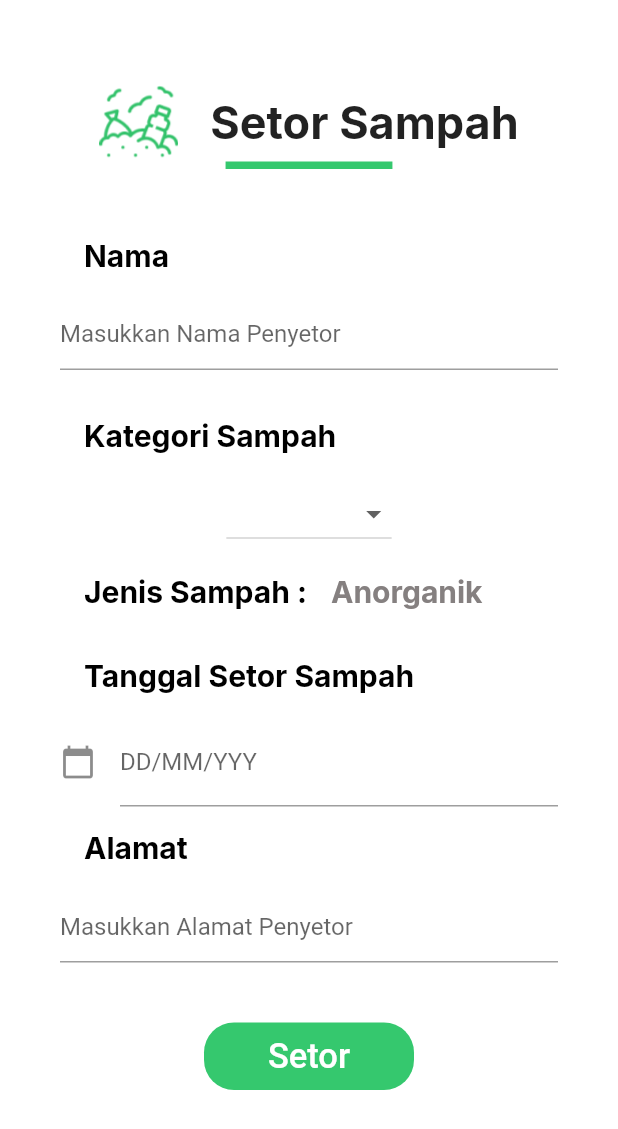
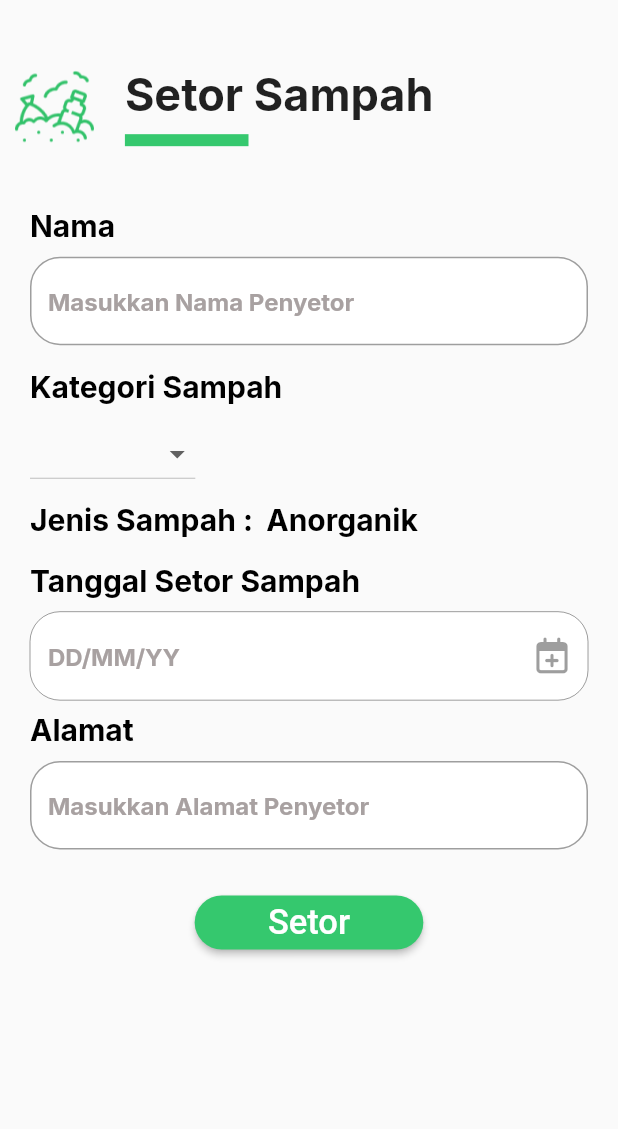
Before and after one commit to ShakaArs/Apotech, a Flutter app: the SetorView screen opened by its route, on a phone screen of 412 x 824 dp. Shown: the top 1129 px of the screen. Run offline on Flutter 3.47's test engine with Material 2 defaults, Android fonts, the phone set to English and light mode, and no system bars; our stand-ins replace flutter_otp_text_field, flutter_svg, font_awesome_flutter, get, google_fonts, persistent_bottom_nav_bar; missing offline and left inert: flutter_barcode_scanner.

Commit message:
update setor sampah

```diff
--- a/lib/app/common/colors.dart
+++ b/lib/app/common/colors.dart
@@ -5,3 +5,4 @@ Color bg_Textformfield = Color.fromRGBO(225, 220, 220, 1);
 Color hints = Color.fromRGBO(52, 198, 109, 1);
 Color button_auth = Color.fromRGBO(51, 151, 90, 1);
 Color bg_text = Color.fromRGBO(240, 240, 221, 1);
+Color hints_text_setor = Color.fromRGBO(168, 161, 161, 1);
--- a/lib/app/common/custom_textformfield.dart
+++ b/lib/app/common/custom_textformfield.dart
@@ -56,13 +56,69 @@ class CustomTextFields extends StatelessWidget {
     );
   }
 }
-TextStyle whiteTextStyle = GoogleFonts.inter(
-  fontSize: 16,
-  fontWeight: FontWeight.w700,
-  color: Colors.white,
-);
-TextStyle textTextStyle = GoogleFonts.dmSans(
-  fontSize: 16,
-  fontWeight: FontWeight.w700,
-  color: Colors.black,
-);
+
+class CustomeTextFieldSetorSampah extends StatelessWidget {
+  const CustomeTextFieldSetorSampah({
+    Key? key,
+    required this.hint,
+    required this.obscureText,
+    required this.enable,
+    this.controller,
+    this.validator,
+    this.onChanged,
+    this.initialValue,
+  }) : super(key: key);
+
+  final String hint;
+  final bool enable;
+  final bool obscureText;
+  final TextEditingController? controller;
+  final String? initialValue;
+  final validator;
+  final onChanged;
+
+  @override
+  Widget build(BuildContext context) {
+    return Container(
+      decoration: BoxDecoration(
+        borderRadius: BorderRadius.circular(20),
+        color: Colors.white,
+      ),
+      child: TextFormField(
+        enabled: enable,
+        initialValue: initialValue,
+        textAlign: TextAlign.start,
+        obscureText: obscureText,
+        obscuringCharacter: '*',
+        validator: validator,
+        onChanged: onChanged,
+        textAlignVertical: TextAlignVertical.center,
+        decoration: InputDecoration(
+          hintText: hint,
+          hintStyle: GoogleFonts.inter(
+              fontSize: 16,
+              fontWeight: FontWeight.bold,
+              color: hints_text_setor),
+          border: OutlineInputBorder(
+            borderRadius: BorderRadius.circular(20),
+            borderSide: BorderSide(
+              color: Colors.transparent,
+            ),
+          ),
+        ),
+      ),
+    );
+  }
+}
+
+Widget reusableText(
+    String text, Color color, double fontSize, FontWeight fontWeight) {
+  return Text(
+    text,
+    style: GoogleFonts.inter(
+      color: color,
+      fontWeight: fontWeight,
+      fontSize: fontSize,
+    ),
+  );
+}
--- a/lib/app/modules/setor/setor/bindings/setor_binding.dart
+++ /dev/null
@@ -1,12 +0,0 @@
-import 'package:get/get.dart';
-
-import '../controllers/setor_controller.dart';
-
-class SetorBinding extends Bindings {
-  @override
-  void dependencies() {
-    Get.lazyPut<SetorController>(
-      () => SetorController(),
-    );
-  }
-}
--- a/lib/app/modules/setor/setor/controllers/setor_controller.dart
+++ /dev/null
@@ -1,23 +0,0 @@
-import 'package:get/get.dart';
-
-class SetorController extends GetxController {
-  //TODO: Implement HomeController
-
-  final count = 0.obs;
-  @override
-  void onInit() {
-    super.onInit();
-  }
-
-  @override
-  void onReady() {
-    super.onReady();
-  }
-
-  @override
-  void onClose() {
-    super.onClose();
-  }
-
-  void increment() => count.value++;
-}
--- a/lib/app/modules/setor/views/setor_view.dart
+++ b/lib/app/modules/setor/views/setor_view.dart
@@ -1,4 +1,5 @@
 import 'package:flutter/material.dart';
+import 'package:font_awesome_flutter/font_awesome_flutter.dart';
 import 'package:get/get.dart';
 import 'package:siresma/app/common/custom_textformfield.dart';
 import 'package:siresma/app/common/colors.dart';
@@ -13,67 +14,85 @@ class SetorView extends GetView<SetorController> {
   Widget build(BuildContext context) {
     String? selectedValue;
     final MediaQueryWidth = MediaQuery.of(context).size.width;
+    final MediaQueryHeight = MediaQuery.of(context).size.height;
+
     return Scaffold(
-      body: Container(
-        padding: EdgeInsets.only(top: 55, left: 40, right: 40),
+      body: SingleChildScrollView(
+        child: Container(
           width: MediaQueryWidth,
-        color: Colors.white,
+          height: MediaQueryHeight,
           child: Column(
             children: [
-            Row(
-              mainAxisAlignment: MainAxisAlignment.center,
+              Container(
+                padding: EdgeInsets.only(top: 45, left: 10),
+                child: Row(
+                  mainAxisAlignment: MainAxisAlignment.start,
                   children: [
                     Image.asset(
                       'assets/image/icon_setor.png',
                       scale: 1.5,
                     ),
+                    SizedBox(
+                      width: MediaQueryWidth * 0.05,
+                    ),
+                    Column(
+                      crossAxisAlignment: CrossAxisAlignment.start,
+                      children: [
                         Text(
-                  '   Setor Sampah',
+                          'Setor Sampah',
                           style: GoogleFonts.inter(
                             fontSize: 30,
                             fontWeight: FontWeight.bold,
                           ),
                         ),
+                        SizedBox(
+                          height: MediaQueryHeight * 0.01,
+                        ),
+                        Container(
+                          color: primary,
+                          width: MediaQueryWidth * 0.2,
+                          height: 8,
+                        ),
                       ],
                     ),
-            SizedBox(
-              child: Container(
-                width: MediaQueryWidth * 0.27,
-                decoration: BoxDecoration(
-                  color: primary,
-                  border: Border.all(
-                    color: primary,
-                    width: 2.5,
+                  ],
                 ),
               ),
+              SizedBox(
+                height: MediaQueryHeight * 0.05,
+              ),
+              Container(
+                padding: EdgeInsets.symmetric(horizontal: 20),
+                child: Column(
+                  mainAxisAlignment: MainAxisAlignment.start,
+                  crossAxisAlignment: CrossAxisAlignment.start,
+                  children: [
+                    reusableText('Nama', Colors.black, 20, FontWeight.bold),
+                    SizedBox(
+                      height: MediaQueryHeight * 0.01,
+                    ),
+                    CustomeTextFieldSetorSampah(
+                        hint: 'Masukkan Nama Penyetor',
+                        obscureText: false,
+                        enable: true),
+                  ],
                 ),
               ),
-            Padding(padding: const EdgeInsets.all(15.0)),
-            ListTile(
-              title: Text(
-                'Nama',
-                style: GoogleFonts.inter(
-                    fontWeight: FontWeight.bold,
-                    color: Colors.black,
-                    fontSize: 20),
+              SizedBox(
+                height: MediaQueryHeight * 0.02,
               ),
+              Container(
+                width: MediaQueryWidth,
+                padding: EdgeInsets.symmetric(horizontal: 20),
+                child: Column(
+                  mainAxisAlignment: MainAxisAlignment.start,
+                  crossAxisAlignment: CrossAxisAlignment.start,
+                  children: [
+                    reusableText(
+                        'Kategori Sampah', Colors.black, 20, FontWeight.bold),
+                    SizedBox(
+                      height: MediaQueryHeight * 0.01,
                     ),
-            TextField(
-              decoration: InputDecoration(
-                hintText: "Masukkan Nama Penyetor",
-              ),
-            ),
-            Padding(padding: const EdgeInsets.all(8.0)),
-            ListTile(
-              title: Text(
-                'Kategori Sampah',
-                style: GoogleFonts.inter(
-                    fontWeight: FontWeight.bold,
-                    color: Colors.black,
-                    fontSize: 20),
-              ),
-            ),
-            //DROP DOWN KATEGORI
                     DropdownButton<String?>(
                       value: selectedValue,
                       onChanged: (value) {
@@ -88,46 +107,71 @@ class SetorView extends GetView<SetorController> {
                         "Sayuran",
                         "Buah"
                       ]
-                  .map<DropdownMenuItem<String?>>((e) => DropdownMenuItem(
+                          .map<DropdownMenuItem<String?>>(
+                              (e) => DropdownMenuItem(
                                     child: Text(e.toString()),
                                     value: e,
                                   ))
                           .toList(),
                     ),
-            ListTile(
-              leading: Container(
-                child: Text(
-                  'Jenis Sampah :',
-                  style: GoogleFonts.inter(
-                      fontWeight: FontWeight.bold,
-                      color: Colors.black,
-                      fontSize: 20),
+                  ],
                 ),
               ),
-              title: Text(
-                'Anorganik',
-                style: GoogleFonts.inter(
-                    fontWeight: FontWeight.bold,
-                    color: const Color.fromARGB(255, 133, 128, 128),
-                    fontSize: 20),
+              SizedBox(
+                height: MediaQueryHeight * 0.01,
+              ),
+              Container(
+                width: MediaQueryWidth,
+                padding: EdgeInsets.symmetric(horizontal: 20),
+                child: Row(
+                  mainAxisAlignment: MainAxisAlignment.start,
+                  children: [
+                    reusableText(
+                        'Jenis Sampah : ', Colors.black, 20, FontWeight.bold),
+                    SizedBox(
+                      width: MediaQueryWidth * 0.01,
+                    ),
+                    reusableText(
+                        'Anorganik', Colors.black, 20, FontWeight.bold),
+                  ],
                 ),
               ),
-            ListTile(
-              title: Text(
-                'Tanggal Setor Sampah',
-                style: GoogleFonts.inter(
+              SizedBox(
+                height: MediaQueryHeight * 0.02,
+              ),
+              Container(
+                padding: EdgeInsets.symmetric(horizontal: 20),
+                child: Column(
+                  mainAxisAlignment: MainAxisAlignment.start,
+                  crossAxisAlignment: CrossAxisAlignment.start,
+                  children: [
+                    reusableText('Tanggal Setor Sampah', Colors.black, 20,
+                        FontWeight.bold),
+                    SizedBox(
+                      height: MediaQueryHeight * 0.01,
+                    ),
+                    Container(
+                      decoration: BoxDecoration(
+                        borderRadius: BorderRadius.circular(20),
+                        color: Colors.white,
+                      ),
+                      child: TextFormField(
+                        enabled: false,
+                        decoration: InputDecoration(
+                          suffixIcon: Icon(FontAwesomeIcons.calendarPlus),
+                          hintText: "DD/MM/YY",
+                          hintStyle: GoogleFonts.inter(
+                            fontSize: 16,
                             fontWeight: FontWeight.bold,
-                    color: Colors.black,
-                    fontSize: 20),
+                            color: hints_text_setor,
+                          ),
+                          border: OutlineInputBorder(
+                            borderRadius: BorderRadius.circular(20),
+                            borderSide: BorderSide(
+                              color: Colors.transparent,
                             ),
                           ),
-            TextFormField(
-              //editing controller of this TextField
-              decoration: InputDecoration(
-                  icon: Icon(Icons.calendar_today), //icon of text field
-                  labelText: "DD/MM/YYY" //label text of field
                         ),
-              readOnly: true,
                         onTap: () async {
                           DateTime? pickedDate = await showDatePicker(
                             context: context,
@@ -137,45 +181,55 @@ class SetorView extends GetView<SetorController> {
                           );
                         },
                       ),
-
-            ListTile(
-              title: Text(
-                'Alamat',
-                style: GoogleFonts.inter(
-                    fontWeight: FontWeight.bold,
-                    color: Colors.black,
-                    fontSize: 20),
+                    ),
+                  ],
                 ),
               ),
-            TextField(
-              decoration: InputDecoration(
-                hintText: "Masukkan Alamat Penyetor",
+              SizedBox(
+                height: MediaQueryHeight * 0.01,
+              ),
+              Container(
+                padding: EdgeInsets.symmetric(horizontal: 20),
+                child: Column(
+                  mainAxisAlignment: MainAxisAlignment.start,
+                  crossAxisAlignment: CrossAxisAlignment.start,
+                  children: [
+                    reusableText('Alamat', Colors.black, 20, FontWeight.bold),
+                    SizedBox(
+                      height: MediaQueryHeight * 0.01,
+                    ),
+                    CustomeTextFieldSetorSampah(
+                        hint: 'Masukkan Alamat Penyetor',
+                        obscureText: false,
+                        enable: true),
+                  ],
                 ),
               ),
-            Padding(padding: const EdgeInsets.all(20.0)),
-            Container(
-              width: 140,
-              height: 45,
-              child: TextButton(
-                style: TextButton.styleFrom(
+              SizedBox(
+                height: MediaQueryHeight * 0.03,
+              ),
+              ElevatedButton(
+                style: ElevatedButton.styleFrom(
+                  shape: RoundedRectangleBorder(
+                    borderRadius: BorderRadius.circular(30),
+                  ),
                   backgroundColor: primary,
-                  shape: RoundedRectangleBorder(
-                    borderRadius: BorderRadius.circular(20),
-                  ),
+                  fixedSize:
+                      Size(MediaQueryWidth * 0.37, MediaQueryHeight * 0.03),
                 ),
                 onPressed: () {},
                 child: Text(
                   "Setor",
                   style: TextStyle(
                     fontSize: 23,
-                    color: Color(0xffffffff),
-                  ),
+                    color: Colors.white,
                   ),
                 ),
               ),
             ],
           ),
         ),
+      ),
     );
   }
 }
--- a/lib/app/modules/tabungan/views/tabungan_view.dart
+++ b/lib/app/modules/tabungan/views/tabungan_view.dart
@@ -7,53 +7,60 @@ import 'package:google_fonts/google_fonts.dart';
 import '../../../common/button.dart';
 import '../controllers/tabungan_controller.dart';
 
-
-
 class TabunganView extends GetView<TabController> {
   const TabunganView({Key? key}) : super(key: key);
 
   @override
   Widget build(BuildContext context) {
     final MediaQueryWidth = MediaQuery.of(context).size.width;
+    final MediaQueryHeight = MediaQuery.of(context).size.height;
+
     return Scaffold(
-        body: Container(
-      padding: EdgeInsets.only(top: 55, left: 30, right: 30),
+        body: SingleChildScrollView(
+      child: Container(
         width: MediaQueryWidth,
-      color: Colors.white,
+        height: MediaQueryHeight,
         child: Column(
+          mainAxisAlignment: MainAxisAlignment.start,
+          crossAxisAlignment: CrossAxisAlignment.start,
           children: [
-          Row(
-            mainAxisAlignment: MainAxisAlignment.center,
+            Container(
+              padding: EdgeInsets.only(top: 55, left: 10),
+              child: Row(
+                mainAxisAlignment: MainAxisAlignment.start,
                 children: [
                   Image.asset(
                     'assets/image/icon_tabungan.png',
                     scale: 1.5,
                   ),
+                  SizedBox(
+                    width: MediaQueryWidth * 0.05,
+                  ),
+                  Column(
+                    crossAxisAlignment: CrossAxisAlignment.start,
+                    children: [
                       Text(
-                ' Tabungan Sampah',
-                style: textTextStyle.copyWith(
+                        'Tabungan Sampah',
+                        style: GoogleFonts.inter(
                           fontSize: 30,
                           fontWeight: FontWeight.bold,
                         ),
                       ),
+                      SizedBox(
+                        height: MediaQueryHeight * 0.01,
+                      ),
+                      Container(
+                        color: primary,
+                        width: MediaQueryWidth * 0.2,
+                        height: 8,
+                      ),
                     ],
                   ),
-          SizedBox(
-            child: Container(
-              width: MediaQueryWidth * 0.37,
-              decoration: BoxDecoration(
-                color: primary,
-                border: Border.all(
-                  color: primary,
-                  width: 3,
+                ],
               ),
             ),
-            ),
-          ),
-          Padding(padding: const EdgeInsets.all(15.0)),
-          SizedBox(
-            child: Container(
-              width: MediaQueryWidth,
+            Container(
+              padding: EdgeInsets.symmetric(horizontal: 20),
               decoration: BoxDecoration(
                 borderRadius: BorderRadius.circular(15),
                 color: primary,
@@ -118,8 +125,8 @@ class TabunganView extends GetView<TabController> {
                 ],
               ),
             ),
+          ],
         ),
-        ],
       ),
     ));
   }
```
Lines whose indentation alone changed are shown as unchanged.
